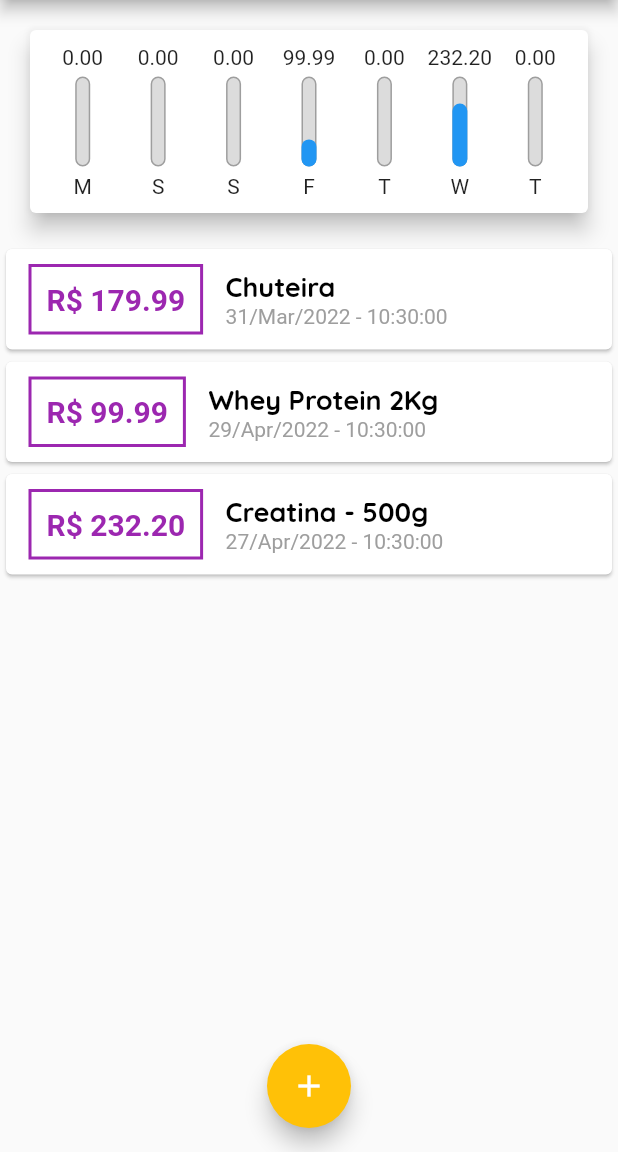
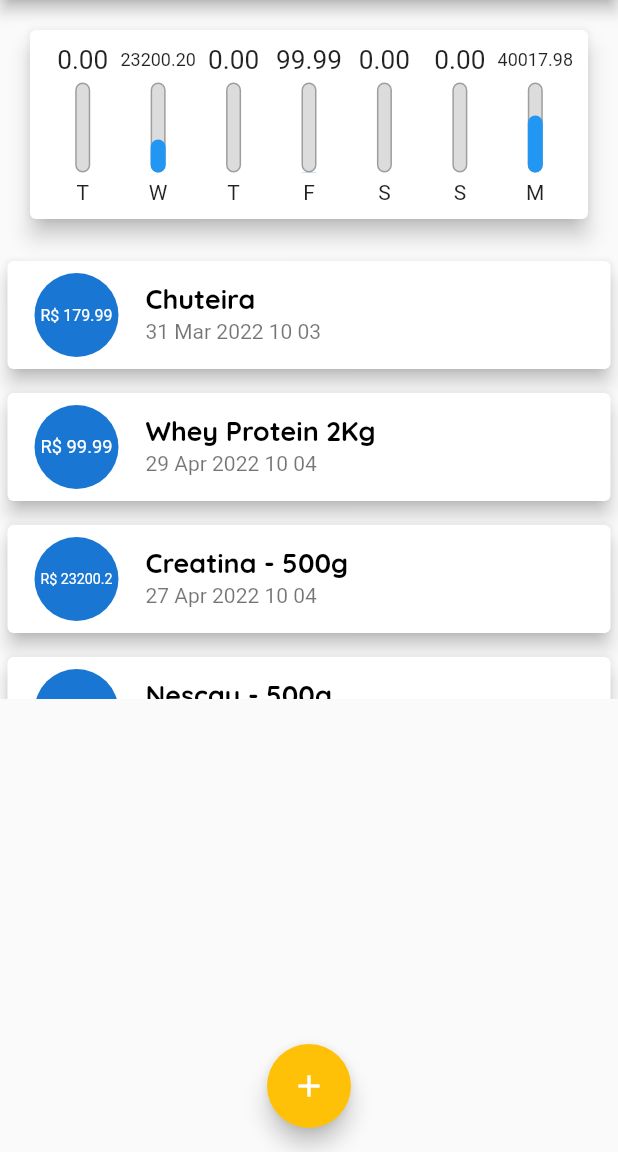
Before and after one commit to isaias99i/flutter_udemy, a Flutter app: the screen it shows after launch, on a phone screen of 412 x 824 dp, the part 84-1236 px from its top. Run offline on Flutter 3.47's test engine with Material 2 defaults, Android fonts, the phone set to English and light mode, and no system bars.

Commit message:
Melhoria de lista de transações e alinhamento de valores

```diff
--- a/expenses/lib/components/chart.dart
+++ b/expenses/lib/components/chart.dart
@@ -31,7 +31,7 @@ class Chart extends StatelessWidget {
       return {
         'day': DateFormat.E().format(weekDay)[0],
         'value': totalSum,};
-    });
+    }).reversed.toList();
   }
 
   double get _weekTotalValue{
--- a/expenses/lib/components/chart_bar.dart
+++ b/expenses/lib/components/chart_bar.dart
@@ -15,8 +15,11 @@ class ChartBar extends StatelessWidget {
   Widget build(BuildContext context) {
     return Column(
       children: [
-        FittedBox(
-          child: Text('${value!.toStringAsFixed(2)}'),
+        Container(
+          height: 20,
+          child: FittedBox(
+            child: Text('${value!.toStringAsFixed(2)}'),
+          ),
         ),
         SizedBox(
           height: 5,
--- a/expenses/lib/components/transaction_list.dart
+++ b/expenses/lib/components/transaction_list.dart
@@ -14,12 +14,16 @@ class TransactionList extends StatelessWidget {
       child: transactions.isEmpty
           ? Column(
               children: [
-                SizedBox(height: 20,),
+                SizedBox(
+                  height: 20,
+                ),
                 Text(
                   'Nenhuma Transação cadastrada',
                   style: Theme.of(context).textTheme.headline6,
                 ),
-                SizedBox(height: 20,),
+                SizedBox(
+                  height: 20,
+                ),
                 Container(
                   height: 200,
                   child: Image.asset(
@@ -34,41 +38,30 @@ class TransactionList extends StatelessWidget {
               itemBuilder: (ctx, index) {
                 final tr = transactions[index];
                 return Card(
-                    child: Row(
-                  children: [
-                    Container(
-                      margin:
-                          EdgeInsets.symmetric(horizontal: 15, vertical: 10),
-                      decoration: BoxDecoration(
-                          border: Border.all(
-                        color: Theme.of(context).colorScheme.primary,
-                        width: 2,
-                      )),
-                      padding: EdgeInsets.all(10),
-                      child: Text(
-                        'R\$ ${tr.value.toStringAsFixed(2)}',
-                        style: TextStyle(
-                          fontWeight: FontWeight.bold,
-                          fontSize: 20,
-                          color: Theme.of(context).colorScheme.primary,
+                  elevation: 5,
+                    margin: EdgeInsets.symmetric(
+                      vertical: 8,
+                      horizontal: 5
+                    ),
+                  child: ListTile(
+                    leading: CircleAvatar(
+                      radius: 30,
+                      child: Padding(
+                        padding: const EdgeInsets.all(6),
+                        child: FittedBox(
+                          child: Text('R\$ ${tr.value}'),
                         ),
                       ),
                     ),
-                    Column(
-                      crossAxisAlignment: CrossAxisAlignment.start,
-                      children: [
-                        Text(tr.title,
-                            style: Theme.of(context).textTheme.headline6
-                            //style: TextStyle(fontSize: 16, fontWeight: FontWeight.bold),
-                            ),
-                        Text(DateFormat('d/MMM/y - hh:mm:ss').format(tr.date),
-                            style: TextStyle(
-                              color: Colors.grey,
-                            )),
-                      ],
-                    )
-                  ],
-                ));
+                    title: Text(
+                      tr.title,
+                      style: Theme.of(context).textTheme.headline6,
+                    ),
+                    subtitle: Text(
+                      DateFormat('d MMM y HH MM').format(tr.date),
+                    ),
+                  ),
+                );
               },
             ),
     );
--- a/expenses/lib/main.dart
+++ b/expenses/lib/main.dart
@@ -62,8 +62,18 @@ class _MyHomePageState extends State<MyHomePage> {
     Transaction(
         id: 't2',
         title: 'Creatina - 500g',
-        value: 232.20,
+        value: 23200.20,
         date: DateTime.now().subtract(Duration(days: 5))),
+    Transaction(
+        id: 't3',
+        title: 'Nescau - 500g',
+        value: 7.99,
+        date: DateTime.now()),
+    Transaction(
+        id: 't4',
+        title: 'Granolas - 250g',
+        value: 40009.99,
+        date: DateTime.now()),
   ];
 List<Transaction> get _recentTransaction{
   return _transactions.where((tr) {
```
